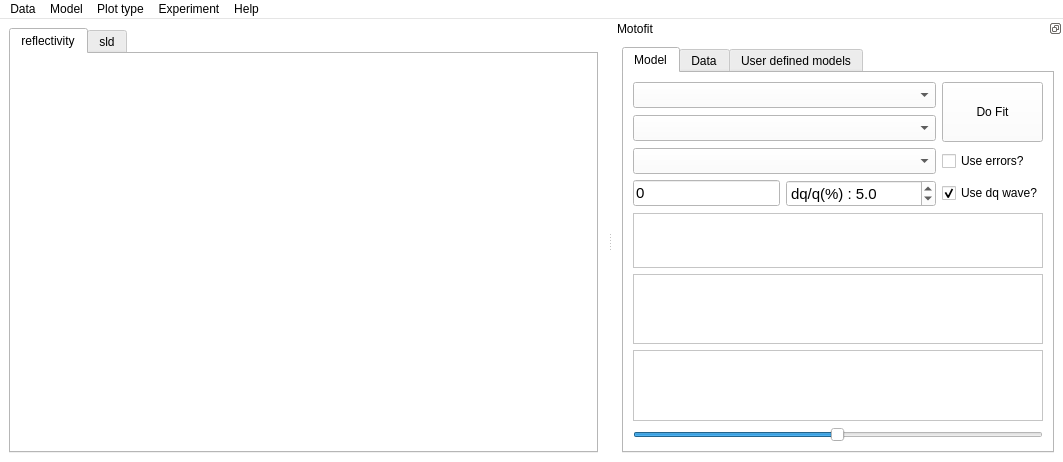
The window that trunk/qt/Motofit.ui (refnx/refnx) describes before a commit, drawn with Qt 5.
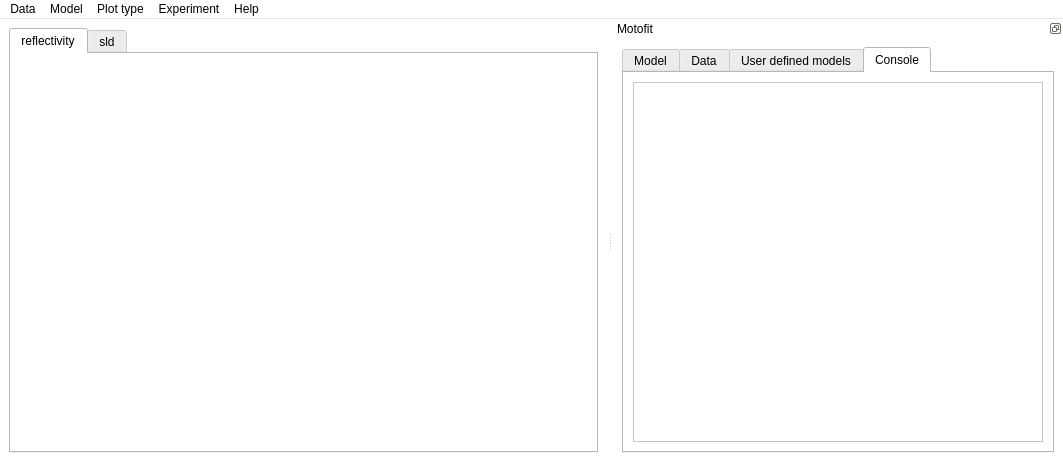
The same window after the commit. The open tabs and pages were chosen to show the change.

Commit message: added a console window

The edit to the form file:
```diff
--- a/trunk/qt/Motofit.ui
+++ b/trunk/qt/Motofit.ui
@@ -835,6 +835,22 @@
          </item>
         </layout>
        </widget>
+       <widget class="QWidget" name="tab_4">
+        <attribute name="title">
+         <string>Console</string>
+        </attribute>
+        <layout class="QGridLayout" name="gridLayout_8">
+         <item row="0" column="0">
+          <widget class="QPlainTextEdit" name="plainTextEdit">
+           <property name="font">
+            <font>
+             <pointsize>11</pointsize>
+            </font>
+           </property>
+          </widget>
+         </item>
+        </layout>
+       </widget>
       </widget>
      </item>
     </layout>
```
The commit also changes 4 other files.
